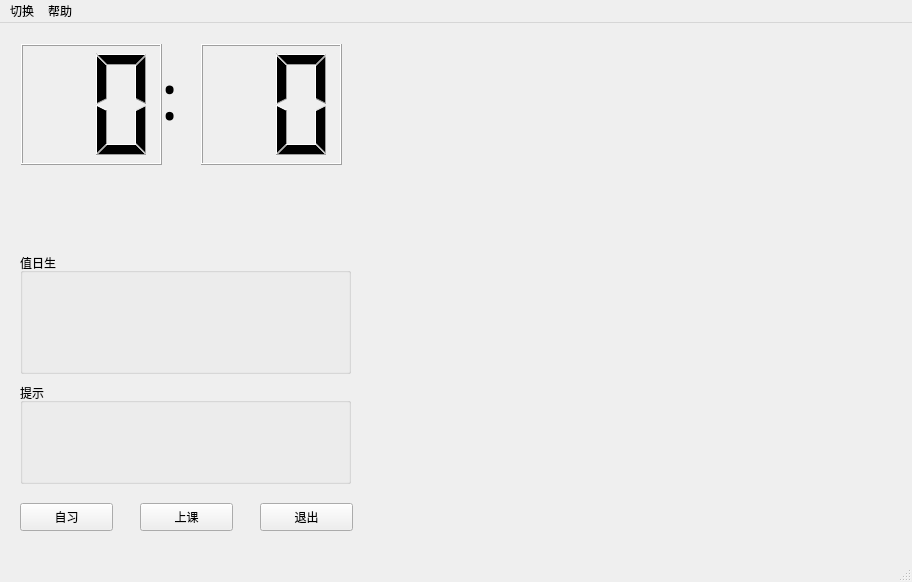
Qt form FINALEXAMDESIGHN/mainwindow.ui (ALongTail/Class-Managing-System) before a commit.
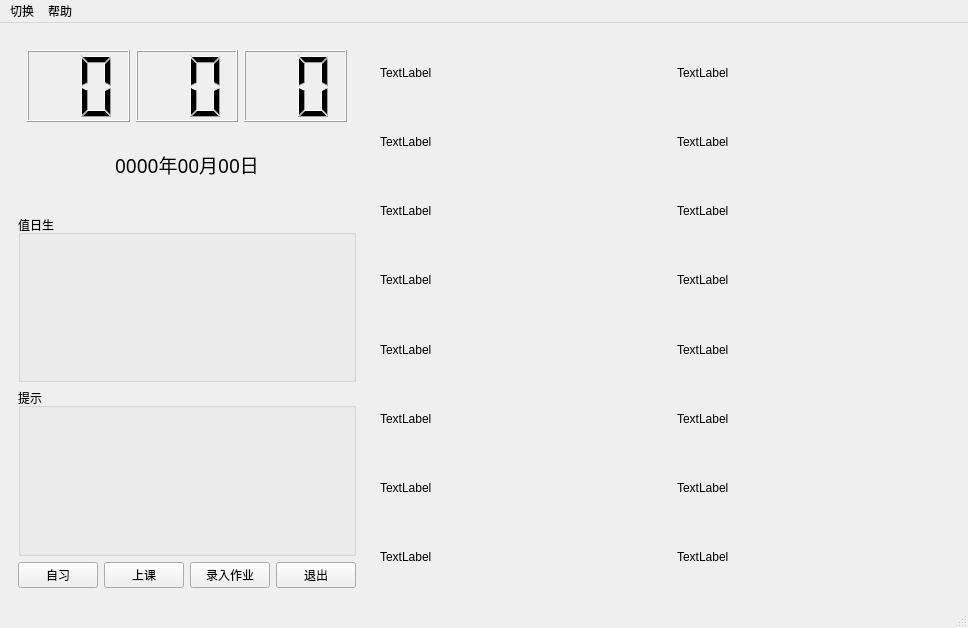
The same form after that commit.

What changed in the file:
```diff
--- a/FINALEXAMDESIGHN/mainwindow.ui
+++ b/FINALEXAMDESIGHN/mainwindow.ui
@@ -6,8 +6,8 @@
    <rect>
     <x>0</x>
     <y>0</y>
-    <width>912</width>
-    <height>582</height>
+    <width>968</width>
+    <height>628</height>
    </rect>
   </property>
   <property name="sizePolicy">
@@ -26,155 +26,271 @@
      <verstretch>1</verstretch>
     </sizepolicy>
    </property>
-   <widget class="QWidget" name="widget_4" native="true">
-    <property name="geometry">
-     <rect>
-      <x>10</x>
-      <y>10</y>
-      <width>351</width>
-      <height>511</height>
-     </rect>
-    </property>
-    <property name="sizePolicy">
-     <sizepolicy hsizetype="Expanding" vsizetype="Expanding">
-      <horstretch>1</horstretch>
-      <verstretch>1</verstretch>
-     </sizepolicy>
-    </property>
-    <property name="autoFillBackground">
-     <bool>false</bool>
-    </property>
-    <widget class="QWidget" name="widget_5" native="true">
-     <property name="geometry">
-      <rect>
-       <x>11</x>
-       <y>11</y>
-       <width>331</width>
-       <height>191</height>
-      </rect>
-     </property>
-     <widget class="QLCDNumber" name="TimeClock_Min">
-      <property name="geometry">
-       <rect>
-        <x>180</x>
-        <y>0</y>
-        <width>141</width>
-        <height>121</height>
-       </rect>
+   <layout class="QGridLayout" name="gridLayout_4">
+    <item row="0" column="0">
+     <widget class="QWidget" name="widget_4" native="true">
+      <property name="sizePolicy">
+       <sizepolicy hsizetype="Maximum" vsizetype="Expanding">
+        <horstretch>0</horstretch>
+        <verstretch>1</verstretch>
+       </sizepolicy>
       </property>
       <property name="autoFillBackground">
        <bool>false</bool>
       </property>
-      <property name="digitCount">
-       <number>2</number>
-      </property>
+      <layout class="QGridLayout" name="gridLayout">
+       <item row="3" column="3">
+        <widget class="QPushButton" name="pushButton">
+         <property name="text">
+          <string>退出</string>
+         </property>
+        </widget>
+       </item>
+       <item row="1" column="0" colspan="4">
+        <widget class="QGroupBox" name="CleaningGroup">
+         <property name="title">
+          <string>值日生</string>
+         </property>
+         <widget class="QLabel" name="clean">
+          <property name="geometry">
+           <rect>
+            <x>10</x>
+            <y>20</y>
+            <width>371</width>
+            <height>131</height>
+           </rect>
+          </property>
+          <property name="text">
+           <string/>
+          </property>
+         </widget>
+        </widget>
+       </item>
+       <item row="3" column="1">
+        <widget class="QPushButton" name="BtnClassBegin">
+         <property name="text">
+          <string>上课</string>
+         </property>
+        </widget>
+       </item>
+       <item row="3" column="2">
+        <widget class="QPushButton" name="pushButton_2">
+         <property name="text">
+          <string>录入作业</string>
+         </property>
+        </widget>
+       </item>
+       <item row="2" column="0" colspan="4">
+        <widget class="QGroupBox" name="Reminds">
+         <property name="title">
+          <string>提示</string>
+         </property>
+         <widget class="QLabel" name="remind">
+          <property name="geometry">
+           <rect>
+            <x>10</x>
+            <y>20</y>
+            <width>371</width>
+            <height>131</height>
+           </rect>
+          </property>
+          <property name="text">
+           <string/>
+          </property>
+          <property name="textFormat">
+           <enum>Qt::AutoText</enum>
+          </property>
+         </widget>
+        </widget>
+       </item>
+       <item row="3" column="0">
+        <widget class="QPushButton" name="BtnClassOver">
+         <property name="text">
+          <string>自习</string>
+         </property>
+        </widget>
+       </item>
+       <item row="0" column="0" colspan="4">
+        <widget class="QWidget" name="widget_5" native="true">
+         <layout class="QGridLayout" name="gridLayout_5">
+          <item row="0" column="0">
+           <widget class="QLCDNumber" name="TimeClock_Hour">
+            <property name="digitCount">
+             <number>2</number>
+            </property>
+           </widget>
+          </item>
+          <item row="0" column="1">
+           <widget class="QLCDNumber" name="TimeClock_Min">
+            <property name="autoFillBackground">
+             <bool>false</bool>
+            </property>
+            <property name="digitCount">
+             <number>2</number>
+            </property>
+           </widget>
+          </item>
+          <item row="0" column="2">
+           <widget class="QLCDNumber" name="TimeClock_Sec">
+            <property name="digitCount">
+             <number>2</number>
+            </property>
+           </widget>
+          </item>
+          <item row="1" column="0" colspan="3">
+           <widget class="QLabel" name="label_date">
+            <property name="font">
+             <font>
+              <family>Adobe Devanagari</family>
+              <pointsize>14</pointsize>
+             </font>
+            </property>
+            <property name="text">
+             <string>0000年00月00日</string>
+            </property>
+            <property name="alignment">
+             <set>Qt::AlignCenter</set>
+            </property>
+           </widget>
+          </item>
+         </layout>
+        </widget>
+       </item>
+      </layout>
      </widget>
-     <widget class="QLCDNumber" name="TimeClock_Hour">
-      <property name="geometry">
-       <rect>
-        <x>0</x>
-        <y>0</y>
-        <width>141</width>
-        <height>121</height>
-       </rect>
-      </property>
-      <property name="digitCount">
-       <number>2</number>
-      </property>
+    </item>
+    <item row="0" column="1">
+     <widget class="QWidget" name="widget" native="true">
+      <layout class="QGridLayout" name="gridLayout_2">
+       <item row="6" column="0">
+        <widget class="QLabel" name="time7">
+         <property name="text">
+          <string>TextLabel</string>
+         </property>
+        </widget>
+       </item>
+       <item row="3" column="0">
+        <widget class="QLabel" name="time4">
+         <property name="text">
+          <string>TextLabel</string>
+         </property>
+        </widget>
+       </item>
+       <item row="2" column="0">
+        <widget class="QLabel" name="time3">
+         <property name="text">
+          <string>TextLabel</string>
+         </property>
+        </widget>
+       </item>
+       <item row="5" column="0">
+        <widget class="QLabel" name="time6">
+         <property name="text">
+          <string>TextLabel</string>
+         </property>
+        </widget>
+       </item>
+       <item row="1" column="0">
+        <widget class="QLabel" name="time2">
+         <property name="text">
+          <string>TextLabel</string>
+         </property>
+        </widget>
+       </item>
+       <item row="4" column="0">
+        <widget class="QLabel" name="time5">
+         <property name="text">
+          <string>TextLabel</string>
+         </property>
+        </widget>
+       </item>
+       <item row="7" column="0">
+        <widget class="QLabel" name="time8">
+         <property name="text">
+          <string>TextLabel</string>
+         </property>
+        </widget>
+       </item>
+       <item row="0" column="0">
+        <widget class="QLabel" name="time1">
+         <property name="text">
+          <string>TextLabel</string>
+         </property>
+        </widget>
+       </item>
+      </layout>
      </widget>
-     <widget class="QLabel" name="label">
-      <property name="geometry">
-       <rect>
-        <x>140</x>
-        <y>10</y>
-        <width>51</width>
-        <height>81</height>
-       </rect>
-      </property>
-      <property name="font">
-       <font>
-        <family>AcadEref</family>
-        <pointsize>48</pointsize>
-       </font>
-      </property>
-      <property name="text">
-       <string>:</string>
-      </property>
+    </item>
+    <item row="0" column="2">
+     <widget class="QWidget" name="widget_2" native="true">
+      <layout class="QGridLayout" name="gridLayout_3">
+       <item row="0" column="0">
+        <widget class="QLabel" name="class1">
+         <property name="text">
+          <string>TextLabel</string>
+         </property>
+        </widget>
+       </item>
+       <item row="1" column="0">
+        <widget class="QLabel" name="class2">
+         <property name="text">
+          <string>TextLabel</string>
+         </property>
+        </widget>
+       </item>
+       <item row="2" column="0">
+        <widget class="QLabel" name="class3">
+         <property name="text">
+          <string>TextLabel</string>
+         </property>
+        </widget>
+       </item>
+       <item row="3" column="0">
+        <widget class="QLabel" name="class4">
+         <property name="text">
+          <string>TextLabel</string>
+         </property>
+        </widget>
+       </item>
+       <item row="4" column="0">
+        <widget class="QLabel" name="class5">
+         <property name="text">
+          <string>TextLabel</string>
+         </property>
+        </widget>
+       </item>
+       <item row="5" column="0">
+        <widget class="QLabel" name="class6">
+         <property name="text">
+          <string>TextLabel</string>
+         </property>
+        </widget>
+       </item>
+       <item row="6" column="0">
+        <widget class="QLabel" name="class7">
+         <property name="text">
+          <string>TextLabel</string>
+         </property>
+        </widget>
+       </item>
+       <item row="7" column="0">
+        <widget class="QLabel" name="class8">
+         <property name="text">
+          <string>TextLabel</string>
+         </property>
+        </widget>
+       </item>
+      </layout>
      </widget>
-    </widget>
-    <widget class="QGroupBox" name="CleaningGroup">
-     <property name="geometry">
-      <rect>
-       <x>10</x>
-       <y>220</y>
-       <width>331</width>
-       <height>121</height>
-      </rect>
-     </property>
-     <property name="title">
-      <string>值日生</string>
-     </property>
-    </widget>
-    <widget class="QGroupBox" name="Reminds">
-     <property name="geometry">
-      <rect>
-       <x>10</x>
-       <y>350</y>
-       <width>331</width>
-       <height>101</height>
-      </rect>
-     </property>
-     <property name="title">
-      <string>提示</string>
-     </property>
-    </widget>
-    <widget class="QPushButton" name="BtnClassOver">
-     <property name="geometry">
-      <rect>
-       <x>10</x>
-       <y>470</y>
-       <width>93</width>
-       <height>28</height>
-      </rect>
-     </property>
-     <property name="text">
-      <string>自习</string>
-     </property>
-    </widget>
-    <widget class="QPushButton" name="BtnClassBegin">
-     <property name="geometry">
-      <rect>
-       <x>130</x>
-       <y>470</y>
-       <width>93</width>
-       <height>28</height>
-      </rect>
-     </property>
-     <property name="text">
-      <string>上课</string>
-     </property>
-    </widget>
-    <widget class="QPushButton" name="pushButton">
-     <property name="geometry">
-      <rect>
-       <x>250</x>
-       <y>470</y>
-       <width>93</width>
-       <height>28</height>
-      </rect>
-     </property>
-     <property name="text">
-      <string>退出</string>
-     </property>
-    </widget>
-   </widget>
+    </item>
+   </layout>
   </widget>
   <widget class="QMenuBar" name="menubar">
    <property name="geometry">
     <rect>
      <x>0</x>
      <y>0</y>
-     <width>912</width>
+     <width>968</width>
      <height>26</height>
     </rect>
    </property>
```
Left out of the diff: 15 changed lines with no effect on the pictures.
